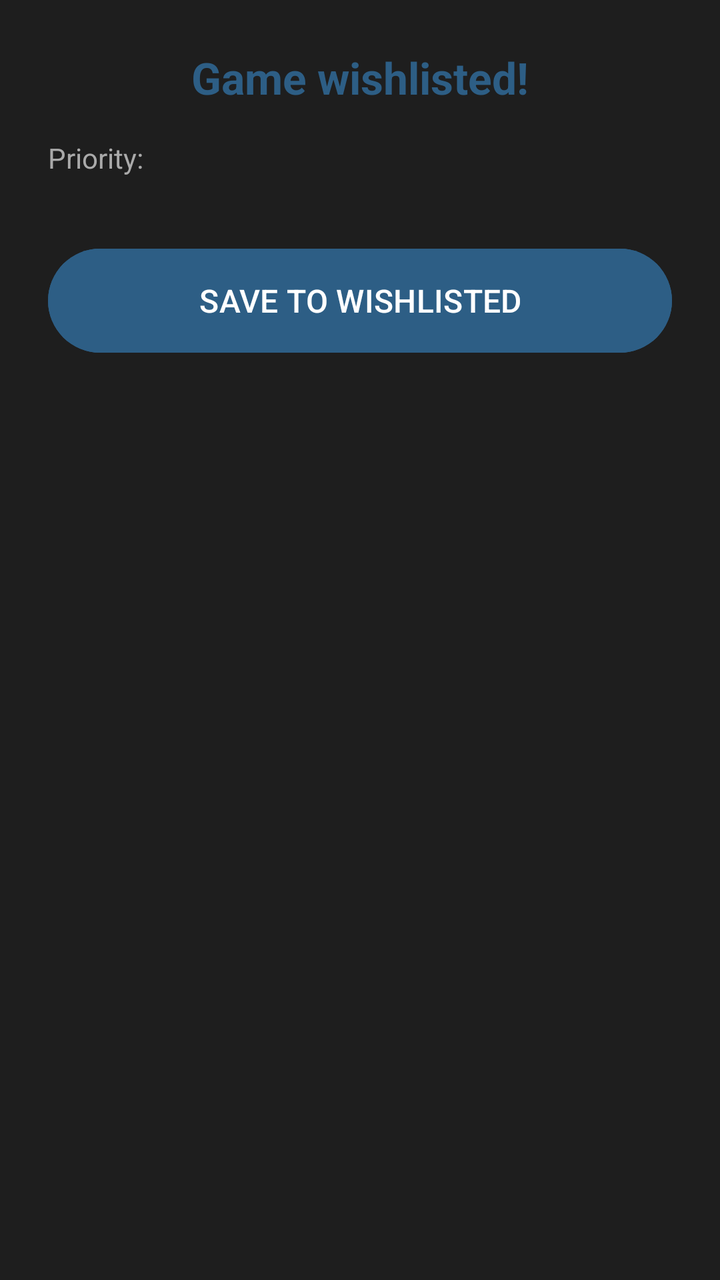
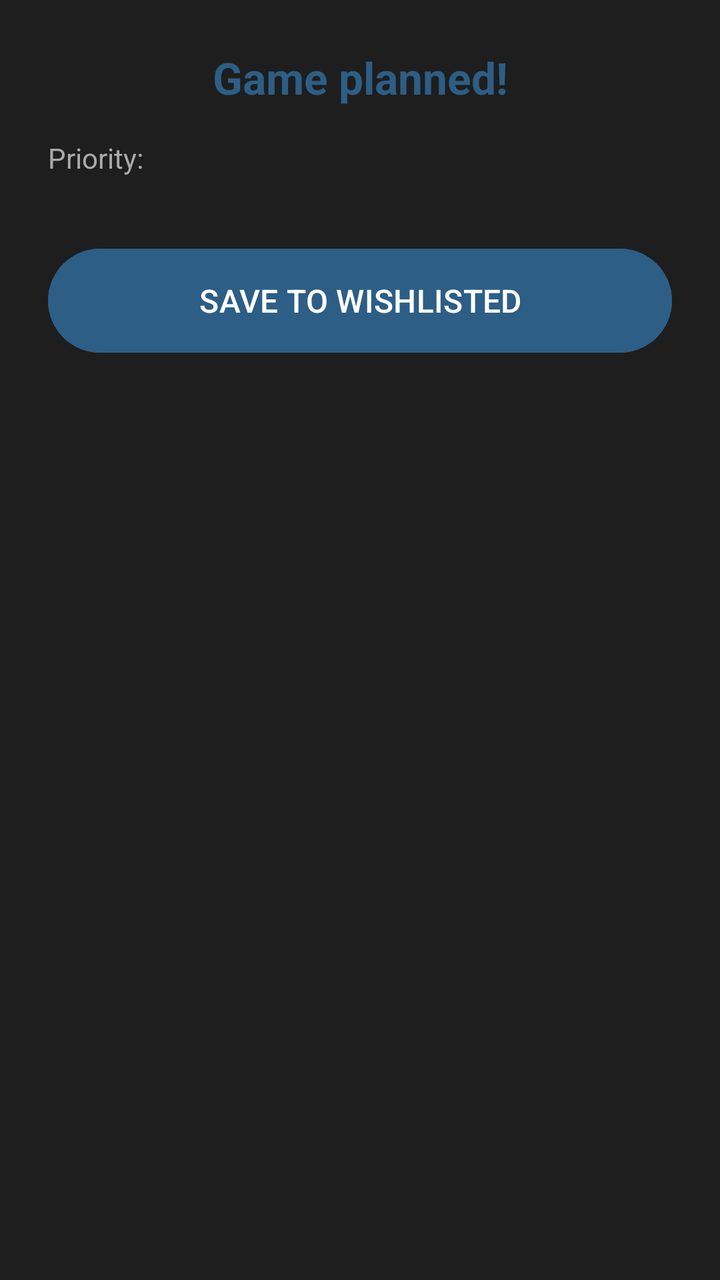

Compare the two renders of this Android layout. The source of the first and the diff that turns it into the second are given below.
<!-- AndroidManifest.xml: application theme Theme.GamesTracker -->
<!-- res/layout/layout_planned_sheet.xml -->
<?xml version="1.0" encoding="utf-8"?>
<LinearLayout xmlns:android="http://schemas.android.com/apk/res/android"
    xmlns:app="http://schemas.android.com/apk/res-auto"
    android:layout_width="match_parent"
    android:layout_height="wrap_content"
    android:orientation="vertical"
    android:padding="24dp"
    android:background="#1E1E1E">

    <TextView
        android:layout_width="match_parent"
        android:layout_height="wrap_content"
        android:text="Game wishlisted!"
        android:textColor="#2D5E85"
        android:textSize="22sp"
        android:textStyle="bold"
        android:gravity="center"
        android:layout_marginBottom="16dp"/>

    
    <TextView
        android:layout_width="wrap_content"
        android:layout_height="wrap_content"
        android:text="Priority:"
        android:textColor="#AAAAAA"
        android:layout_marginBottom="8dp"/>

    
    <HorizontalScrollView
        android:layout_width="match_parent"
        android:layout_height="wrap_content"
        android:scrollbars="none"
        android:layout_marginBottom="24dp"
        android:clipToPadding="false">

        <LinearLayout
            android:id="@+id/PriorityContainer"
            android:layout_width="wrap_content"
            android:layout_height="wrap_content"
            android:orientation="horizontal"
            android:gravity="center_vertical" />
    </HorizontalScrollView>

    <Button
        android:id="@+id/btnSavePlannedGames"
        android:layout_width="match_parent"
        android:layout_height="60dp"
        android:text="SAVE TO WISHLISTED"
        android:textSize="16sp"
        android:backgroundTint="#2D5E85"
        android:textColor="#FFFFFF"/>

</LinearLayout>
<!-- resources referenced by this layout -->
<resources>
  <style name="Theme.GamesTracker" parent="Base.Theme.GamesTracker" />
  <style name="Base.Theme.GamesTracker" parent="Theme.Material3.DayNight.NoActionBar">
          
          
      </style>
</resources>

<!-- the commit's change to res/layout/layout_planned_sheet.xml (unified diff, before → after) -->
@@ -10,7 +10,7 @@
     <TextView
         android:layout_width="match_parent"
         android:layout_height="wrap_content"
-        android:text="Game wishlisted!"
+        android:text="Game planned!"
         android:textColor="#2D5E85"
         android:textSize="22sp"
         android:textStyle="bold"
